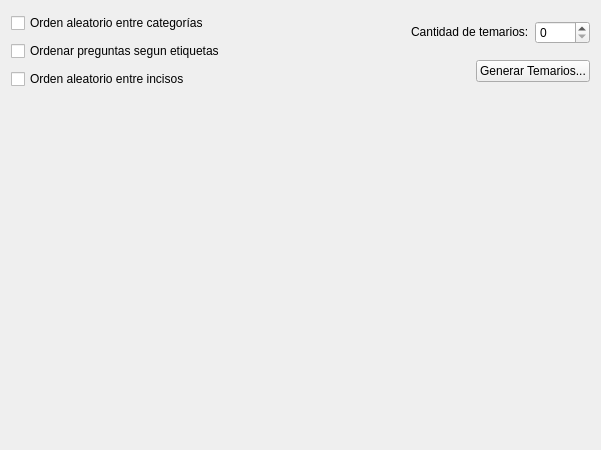
matcom/autoexam, file qtui/ui/page2_generate.ui: the form before one commit.
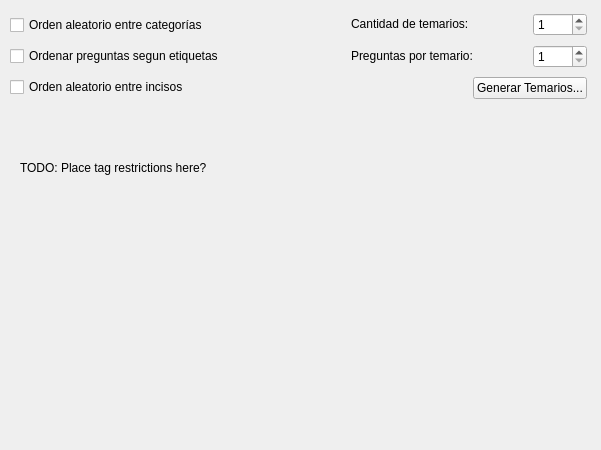
The form after the commit.

Commit message: Extend page 2 to support total_questions field

The edit to the form file:
```diff
--- a/qtui/ui/page2_generate.ui
+++ b/qtui/ui/page2_generate.ui
@@ -13,35 +13,52 @@
   <property name="windowTitle">
    <string>WizardPage</string>
   </property>
-  <layout class="QVBoxLayout" name="verticalLayout_2">
-   <item>
+  <widget class="QLabel" name="label">
+   <property name="geometry">
+    <rect>
+     <x>20</x>
+     <y>160</y>
+     <width>211</width>
+     <height>16</height>
+    </rect>
+   </property>
+   <property name="text">
+    <string>TODO: Place tag restrictions here?</string>
+   </property>
+  </widget>
+  <widget class="QWidget" name="">
+   <property name="geometry">
+    <rect>
+     <x>10</x>
+     <y>10</y>
+     <width>577</width>
+     <height>92</height>
+    </rect>
+   </property>
     <layout class="QHBoxLayout" name="horizontalLayout">
-     <property name="sizeConstraint">
-      <enum>QLayout::SetFixedSize</enum>
-     </property>
+    <item>
+     <layout class="QVBoxLayout" name="verticalLayout">
+      <item>
+       <widget class="QCheckBox" name="randTagCheck">
+        <property name="text">
+         <string>Orden aleatorio entre categorías</string>
+        </property>
+       </widget>
+      </item>
      <item>
-      <layout class="QGridLayout" name="gridLayout">
-       <item row="1" column="0">
         <widget class="QCheckBox" name="sortQuestionCheck">
          <property name="text">
           <string>Ordenar preguntas segun etiquetas</string>
          </property>
         </widget>
        </item>
-       <item row="2" column="0">
+      <item>
         <widget class="QCheckBox" name="randItemCheck">
          <property name="text">
           <string>Orden aleatorio entre incisos</string>
          </property>
         </widget>
        </item>
-       <item row="0" column="0">
-        <widget class="QCheckBox" name="randTagCheck">
-         <property name="text">
-          <string>Orden aleatorio entre categorías</string>
-         </property>
-        </widget>
-       </item>
       </layout>
      </item>
      <item>
@@ -58,54 +75,8 @@
       </spacer>
      </item>
      <item>
-      <layout class="QVBoxLayout" name="verticalLayout">
-       <item>
-        <spacer name="verticalSpacer_4">
-         <property name="orientation">
-          <enum>Qt::Vertical</enum>
-         </property>
-         <property name="sizeType">
-          <enum>QSizePolicy::Fixed</enum>
-         </property>
-         <property name="sizeHint" stdset="0">
-          <size>
-           <width>20</width>
-           <height>10</height>
-          </size>
-         </property>
-        </spacer>
-       </item>
-       <item>
-        <layout class="QGridLayout" name="gridLayout_2">
-         <item row="2" column="1">
-          <widget class="QPushButton" name="generateBtn">
-           <property name="sizePolicy">
-            <sizepolicy hsizetype="Fixed" vsizetype="Fixed">
-             <horstretch>0</horstretch>
-             <verstretch>0</verstretch>
-            </sizepolicy>
-           </property>
-           <property name="text">
-            <string>Generar Temarios...</string>
-           </property>
-          </widget>
-         </item>
-         <item row="2" column="0">
-          <spacer name="horizontalSpacer">
-           <property name="orientation">
-            <enum>Qt::Horizontal</enum>
-           </property>
-           <property name="sizeHint" stdset="0">
-            <size>
-             <width>40</width>
-             <height>20</height>
-            </size>
-           </property>
-          </spacer>
-         </item>
+     <layout class="QGridLayout" name="gridLayout">
          <item row="0" column="0" colspan="2">
-          <layout class="QHBoxLayout" name="horizontalLayout2">
-           <item>
             <widget class="QLabel" name="label_2">
              <property name="sizePolicy">
               <sizepolicy hsizetype="Preferred" vsizetype="Fixed">
@@ -118,71 +89,81 @@
              </property>
             </widget>
            </item>
-           <item>
-            <widget class="QSpinBox" name="spinBox">
+      <item row="0" column="2">
+       <widget class="QSpinBox" name="examCountSpin">
              <property name="sizePolicy">
               <sizepolicy hsizetype="Minimum" vsizetype="Fixed">
                <horstretch>0</horstretch>
                <verstretch>0</verstretch>
               </sizepolicy>
              </property>
-            </widget>
-           </item>
-          </layout>
-         </item>
-         <item row="1" column="1">
-          <spacer name="verticalSpacer">
-           <property name="orientation">
-            <enum>Qt::Vertical</enum>
-           </property>
-           <property name="sizeType">
-            <enum>QSizePolicy::Fixed</enum>
-           </property>
-           <property name="sizeHint" stdset="0">
-            <size>
-             <width>20</width>
-             <height>10</height>
-            </size>
-           </property>
-          </spacer>
-         </item>
-         <item row="3" column="1">
-          <spacer name="verticalSpacer_3">
+        <property name="minimum">
+         <number>1</number>
+        </property>
+        <property name="maximum">
+         <number>200</number>
+        </property>
+       </widget>
+      </item>
+      <item row="1" column="0" colspan="2">
+       <widget class="QLabel" name="label_3">
+        <property name="sizePolicy">
+         <sizepolicy hsizetype="Preferred" vsizetype="Fixed">
+          <horstretch>0</horstretch>
+          <verstretch>0</verstretch>
+         </sizepolicy>
+        </property>
+        <property name="text">
+         <string>Preguntas por temario:</string>
+        </property>
+       </widget>
+      </item>
+      <item row="1" column="2">
+       <widget class="QSpinBox" name="questionCountSpin">
+        <property name="sizePolicy">
+         <sizepolicy hsizetype="Minimum" vsizetype="Fixed">
+          <horstretch>0</horstretch>
+          <verstretch>0</verstretch>
+         </sizepolicy>
+        </property>
+        <property name="minimum">
+         <number>1</number>
+        </property>
+        <property name="maximum">
+         <number>200</number>
+        </property>
+       </widget>
+      </item>
+      <item row="2" column="0">
+       <spacer name="horizontalSpacer">
            <property name="orientation">
-            <enum>Qt::Vertical</enum>
-           </property>
-           <property name="sizeType">
-            <enum>QSizePolicy::Fixed</enum>
-           </property>
+         <enum>Qt::Horizontal</enum>
+        </property>
            <property name="sizeHint" stdset="0">
             <size>
-             <width>20</width>
-             <height>10</height>
+          <width>40</width>
+          <height>20</height>
             </size>
            </property>
           </spacer>
          </item>
-        </layout>
-       </item>
-      </layout>
-     </item>
-    </layout>
-   </item>
-   <item>
-    <spacer name="verticalSpacer_2">
-     <property name="orientation">
-      <enum>Qt::Vertical</enum>
-     </property>
-     <property name="sizeHint" stdset="0">
-      <size>
-       <width>518</width>
-       <height>312</height>
-      </size>
-     </property>
-    </spacer>
-   </item>
-  </layout>
-  <zorder>verticalSpacer_2</zorder>
+      <item row="2" column="1" colspan="2">
+       <widget class="QPushButton" name="generateBtn">
+        <property name="sizePolicy">
+         <sizepolicy hsizetype="Fixed" vsizetype="Fixed">
+          <horstretch>0</horstretch>
+          <verstretch>0</verstretch>
+         </sizepolicy>
+        </property>
+        <property name="text">
+         <string>Generar Temarios...</string>
+        </property>
+       </widget>
+      </item>
+     </layout>
+    </item>
+   </layout>
+  </widget>
  </widget>
  <resources/>
  <connections/>
```
Lines whose indentation alone changed are shown as unchanged.
